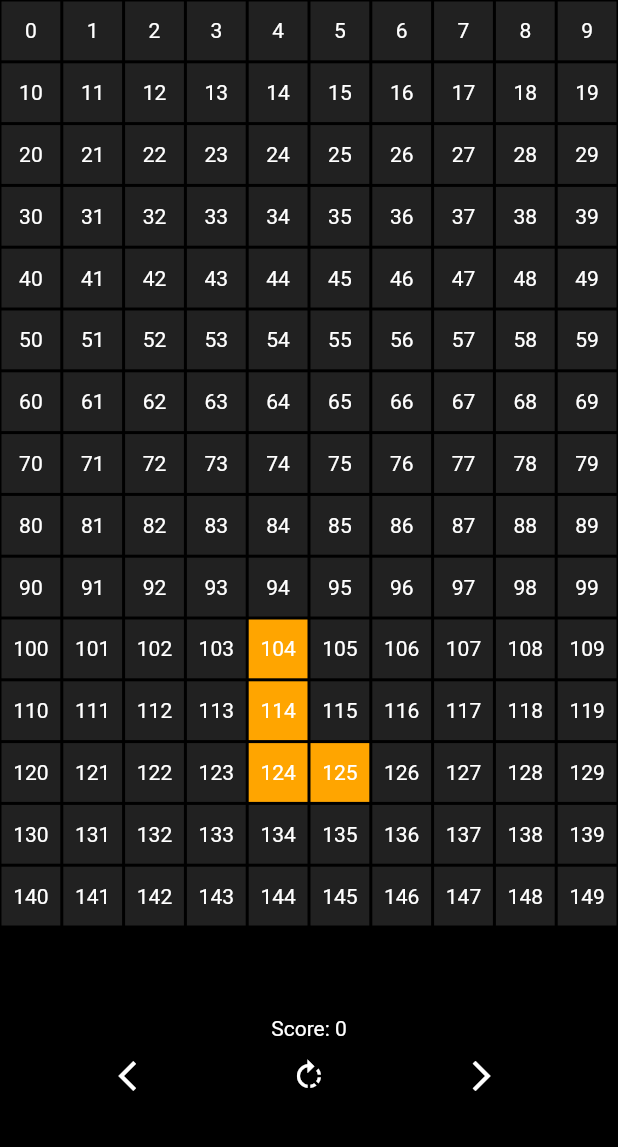
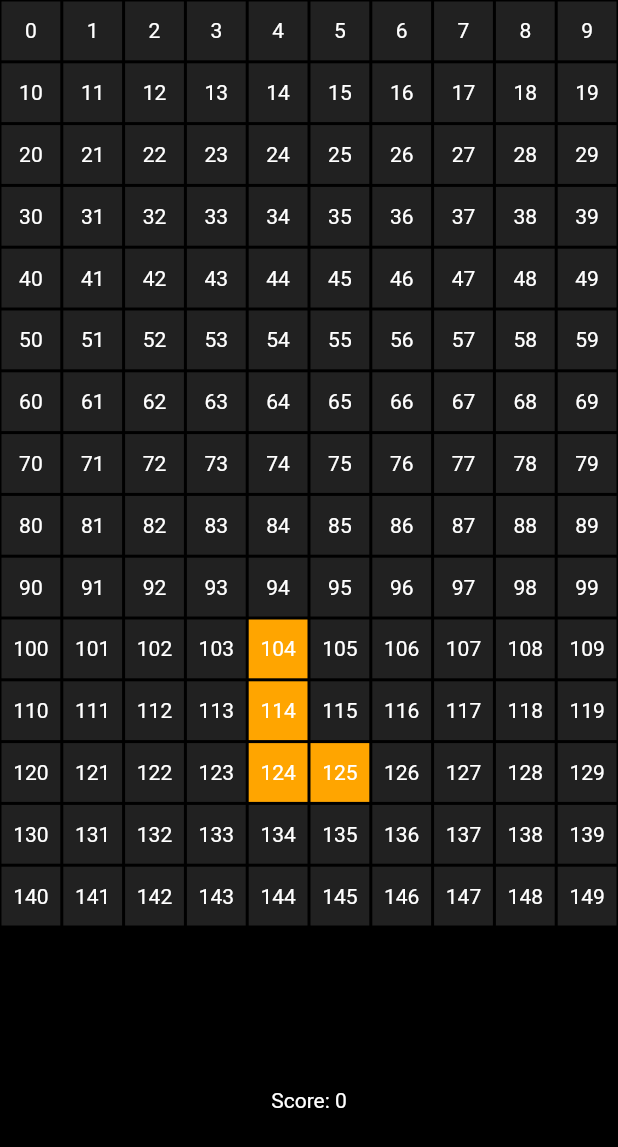
Before and after one commit to Dhaval-pathak/TetrisGame-Mobile-Web, a Flutter app: the screen it shows after launch, on a phone screen of 412 x 824 dp. Shown: the top 1147 px of the screen. Run offline on Flutter 3.47's test engine with Material 2 defaults, Android fonts, the phone set to English and light mode, and no system bars.

```diff
--- a/lib/board.dart
+++ b/lib/board.dart
@@ -34,7 +34,11 @@ class _GameBoardState extends State<GameBoard> {
 
   //game over status
   bool gameOver = false;
-
+  // drag variables
+  bool isDragging = false;
+  double dragStartX = 0;
+  double dragEndX = 0;
+  double dragThreshold = 20;
   @override
   void initState() {
     // TODO: implement initState
@@ -235,7 +239,34 @@ then game is over
   Widget build(BuildContext context) {
     return Scaffold(
       backgroundColor: Colors.black,
-      body: Column(
+      body: GestureDetector(
+        onTap: rotate,
+        onHorizontalDragStart: (DragStartDetails details) {
+          setState(() {
+            isDragging = true;
+            dragStartX = details.globalPosition.dx;
+          });
+        },
+        onHorizontalDragUpdate: (DragUpdateDetails details) {
+          setState(() {
+            dragEndX = details.globalPosition.dx;
+          });
+        },
+        onHorizontalDragEnd: (DragEndDetails details) {
+          setState(() {
+            isDragging = false;
+            double dragDistance = dragEndX - dragStartX;
+
+            if (dragDistance.abs() > dragThreshold) {
+              if (dragDistance > 0) {
+                moveRight();
+              } else {
+                moveLeft();
+              }
+            }
+          });
+        },
+        child: Column(
           children: [
             Expanded(
               child: GridView.builder(
@@ -276,37 +307,38 @@ then game is over
             //Score
             Text(
               'Score: $currentScore',
-            style: const TextStyle(color: Colors.white),
+              style: TextStyle(color: Colors.white),
             ),
 
-          //Game Controllers
-          Row(
-            mainAxisAlignment: MainAxisAlignment.spaceEvenly,
-            children: [
-              // left
-              IconButton(
-                  onPressed: moveLeft,
-                  icon: const Icon(Icons.arrow_back_ios),
-                  color: Colors.white),
-
-              //rotate
-              IconButton(
-                  onPressed: rotate,
-                  icon: const Icon(Icons.rotate_right),
-                  color: Colors.white),
-
-              //right
-              IconButton(
-                  onPressed: moveRight,
-                  icon: const Icon(Icons.arrow_forward_ios),
-                  color: Colors.white),
-            ],
-          ),
+            // // Game Controllers
+            // Row(
+            //   mainAxisAlignment: MainAxisAlignment.spaceEvenly,
+            //   children: [
+            //     // left
+            //     IconButton(
+            //         onPressed: moveLeft,
+            //         icon: Icon(Icons.arrow_back_ios),
+            //         color: Colors.white),
+            //
+            //     //rotate
+            //     IconButton(
+            //         onPressed: rotate,
+            //         icon: Icon(Icons.rotate_right),
+            //         color: Colors.white),
+            //
+            //     //right
+            //     IconButton(
+            //         onPressed: moveRight,
+            //         icon: Icon(Icons.arrow_forward_ios),
+            //         color: Colors.white),
+            //   ],
+            // ),
 
             SizedBox(
               height: MediaQuery.of(context).size.height * 0.1,
             )
           ],
+        ),
       ),
     );
   }
@@ -318,7 +350,7 @@ then game is over
           return WillPopScope(
             onWillPop: () async => false,
             child: AlertDialog(
-              title: const Text('Game Over'),
+              title: Text('Game Over'),
               content: Text('Your Score is: $currentScore'),
               actions: [
                 ElevatedButton(
@@ -327,7 +359,7 @@ then game is over
                       resetGame();
                       Navigator.pop(context);
                     },
-                    child: const Text('Play Again'))
+                    child: Text('Play Again'))
               ],
             ),
           );
```
Lines whose indentation alone changed are shown as unchanged.
